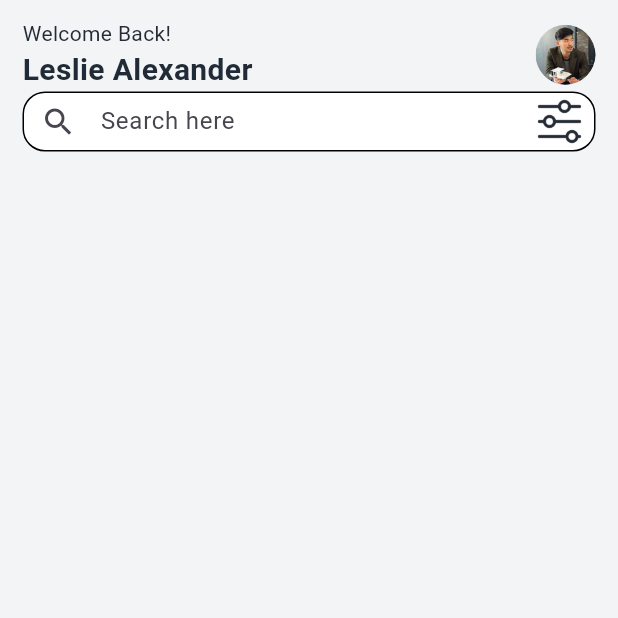
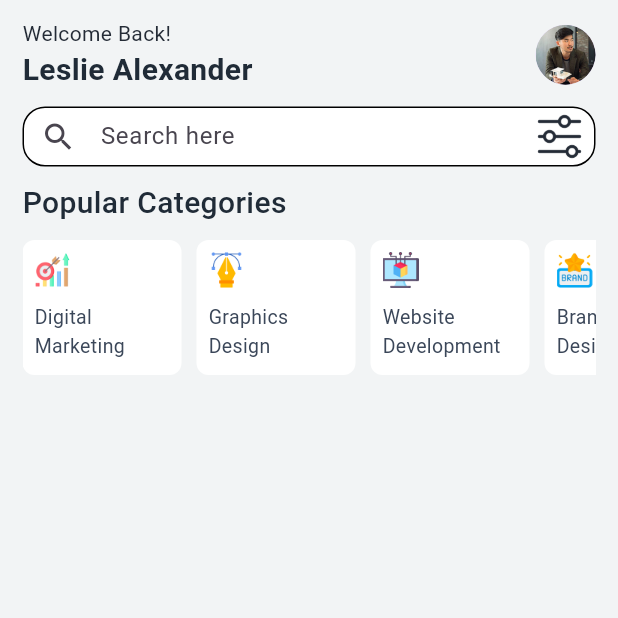
Before and after one commit to fahimshahariar09/xilancer_moobile_task, a Flutter app: the screen it shows after launch, on a phone screen of 412 x 824 dp, the top half of it. Run offline on Flutter 3.47's test engine with Material 3 defaults, Android fonts, the light colour scheme and no system bars.

Commit message:
HomeScreen

```diff
--- a/lib/app/modules/home/view/home_screen.dart
+++ b/lib/app/modules/home/view/home_screen.dart
@@ -1,4 +1,5 @@
 import 'package:flutter/material.dart';
+import 'package:xilancer_moobile_task/app/modules/home/view/widget/categories_view_card.dart';
 import 'package:xilancer_moobile_task/common/app_images/app_images.dart';
 import 'package:xilancer_moobile_task/common/custom_widget/custom_text.dart';
 import 'package:xilancer_moobile_task/common/custom_widget/custom_text_field.dart';
@@ -38,14 +39,53 @@ class HomeScreen extends StatelessWidget {
                   CircleAvatar(backgroundImage: AssetImage(AppImages.profile)),
                 ],
               ),
+              SizedBox(height: 10),
               CustomTextField(
                 height: 40,
                 hintText: "Search here",
                 prefixIcon: Icon(Icons.search),
                 suffixIcon: Image.asset(
                   AppImages.filter,
-                  height: 24,
-                  width: 24,
+                  width: 15,
+                  height: 15,
+                ),
+              ),
+              SizedBox(height: 10),
+              Row(
+                children: [
+                  CustomText(
+                    color: Color(0xff202B37),
+                    title: "Popular Categories",
+                    fontWeight: FontWeight.w500,
+                    fontSize: 20,
+                  ),
+                ],
+              ),
+              SizedBox(height: 10),
+              SingleChildScrollView(
+                scrollDirection: Axis.horizontal,
+                child: Row(
+                  children: [
+                    CategoriesViewCard(
+                      images: AppImages.digital,
+                      title: 'Digital\nMarketing',
+                    ),
+                    SizedBox(width: 10),
+                    CategoriesViewCard(
+                      images: AppImages.graphics,
+                      title: 'Graphics\nDesign',
+                    ),
+                    SizedBox(width: 10),
+                    CategoriesViewCard(
+                      images: AppImages.web,
+                      title: 'Website\nDevelopment',
+                    ),
+                    SizedBox(width: 10),
+                    CategoriesViewCard(
+                      images: AppImages.desgin,
+                      title: 'Branding\nDesign',
+                    ),
+                  ],
                 ),
               ),
             ],
--- /dev/null
+++ b/lib/app/modules/home/view/widget/categories_view_card.dart
@@ -0,0 +1,40 @@
+import 'package:flutter/material.dart';
+import 'package:xilancer_moobile_task/common/custom_widget/custom_text.dart';
+
+class CategoriesViewCard extends StatelessWidget {
+  const CategoriesViewCard({
+    super.key,
+    required this.images,
+    required this.title,
+  });
+  final String images;
+  final String title;
+
+  @override
+  Widget build(BuildContext context) {
+    return Container(
+      height: 90,
+      width: 106,
+      decoration: BoxDecoration(
+        color: Colors.white,
+        borderRadius: BorderRadius.circular(8),
+      ),
+      child: Padding(
+        padding: const EdgeInsets.symmetric(horizontal: 8, vertical: 8),
+        child: Column(
+          crossAxisAlignment: CrossAxisAlignment.start,
+          children: [
+            Image.asset(images, height: 24, width: 24),
+            SizedBox(height: 10),
+            CustomText(
+              title: title,
+              fontSize: 13,
+              fontWeight: FontWeight.w400,
+              color: Color(0xff3B4759),
+            ),
+          ],
+        ),
+      ),
+    );
+  }
+}
--- a/lib/common/app_images/app_images.dart
+++ b/lib/common/app_images/app_images.dart
@@ -4,5 +4,8 @@ class AppImages {
   static String profile = "assets/images/profile.png";
   ///////////////              Icons             /////////////
   static String filter = "assets/icons/filter.png";
-
+  static String digital = "assets/icons/digital.png";
+  static String graphics = "assets/icons/graphics.png";
+  static String web = "assets/icons/web.png";
+  static String desgin = "assets/icons/desgin.png";
 }
```
Also changed, not shown: assets/icons/desgin.png (added), assets/icons/digital.png (added), assets/icons/graphics.png (added), assets/icons/web.png (added).
